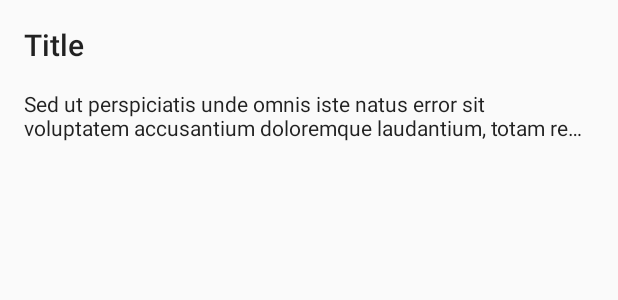
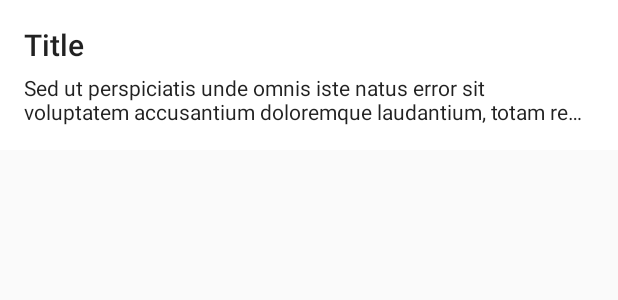
Before and after one commit to TOrnelas/Jibble, an Android app: the layout list_item_content.xml on its own in the app's theme, with its tools: preview values and no code run, on a phone screen of 412 x 824 dp. Shown: the top 300 px of the screen. Run offline under Robolectric (Android 15) with nearby library versions, the phone set to English and light mode, and no system bars; network calls fail.

```diff
--- a/app/src/main/java/com/tiago/jibbletesttask/adapters/ContentAdapter.java
+++ b/app/src/main/java/com/tiago/jibbletesttask/adapters/ContentAdapter.java
@@ -57,6 +57,12 @@ public class ContentAdapter extends RecyclerView.Adapter<ContentAdapter.ViewHold
         return items.size() > 0;
     }
 
+    public void removeItem(int adapterPosition) {
+
+        items.remove(adapterPosition);
+        notifyItemRemoved(adapterPosition);
+    }
+
     class ViewHolder extends RecyclerView.ViewHolder{
 
         private ListItemContentBinding binding;
--- a/app/src/main/res/layout/activity_list.xml
+++ b/app/src/main/res/layout/activity_list.xml
@@ -13,7 +13,11 @@
             android:layout_width="match_parent"
             android:layout_height="match_parent"
             android:visibility="gone"
-            tools:context="com.tiago.jibbletesttask.mvp.ListActivity" />
+            android:scrollbars="vertical"
+            android:scrollbarSize="3dp"
+            android:scrollbarStyle="insideOverlay"
+            android:fadeScrollbars="true"
+            android:background="@color/red"/>
 
         <ProgressBar
             android:id="@+id/loading_pb"
--- a/app/src/main/res/layout/list_item_content.xml
+++ b/app/src/main/res/layout/list_item_content.xml
@@ -16,7 +16,8 @@
         android:layout_width="match_parent"
         android:layout_height="wrap_content"
         android:foreground="?android:attr/selectableItemBackground"
-        android:padding="16dp">
+        android:padding="16dp"
+        android:background="@android:color/white">
 
         <TextView
             android:id="@+id/title"
@@ -32,7 +33,7 @@
             android:id="@+id/description"
             android:layout_width="wrap_content"
             android:layout_height="wrap_content"
-            android:layout_marginTop="16dp"
+            android:layout_marginTop="5dp"
             android:lines="2"
             android:ellipsize="end"
             android:text="@{content.description}"
@@ -40,6 +41,7 @@
             app:layout_constraintTop_toBottomOf="@+id/title"
             tools:text="@string/lorem_ipsum"
             style="@style/Base.TextAppearance.AppCompat.Body1" />
+
     </android.support.constraint.ConstraintLayout>
 
 </layout>
--- a/app/src/main/res/values/colors.xml
+++ b/app/src/main/res/values/colors.xml
@@ -3,4 +3,5 @@
     <color name="colorPrimary">#3F51B5</color>
     <color name="colorPrimaryDark">#303F9F</color>
     <color name="colorAccent">#FF4081</color>
+    <color name="red">#ff0000</color>
 </resources>
```
Also changed, not shown: app/src/main/java/com/tiago/jibbletesttask/mvp/ListActivity.java (+17 -0 lines).
